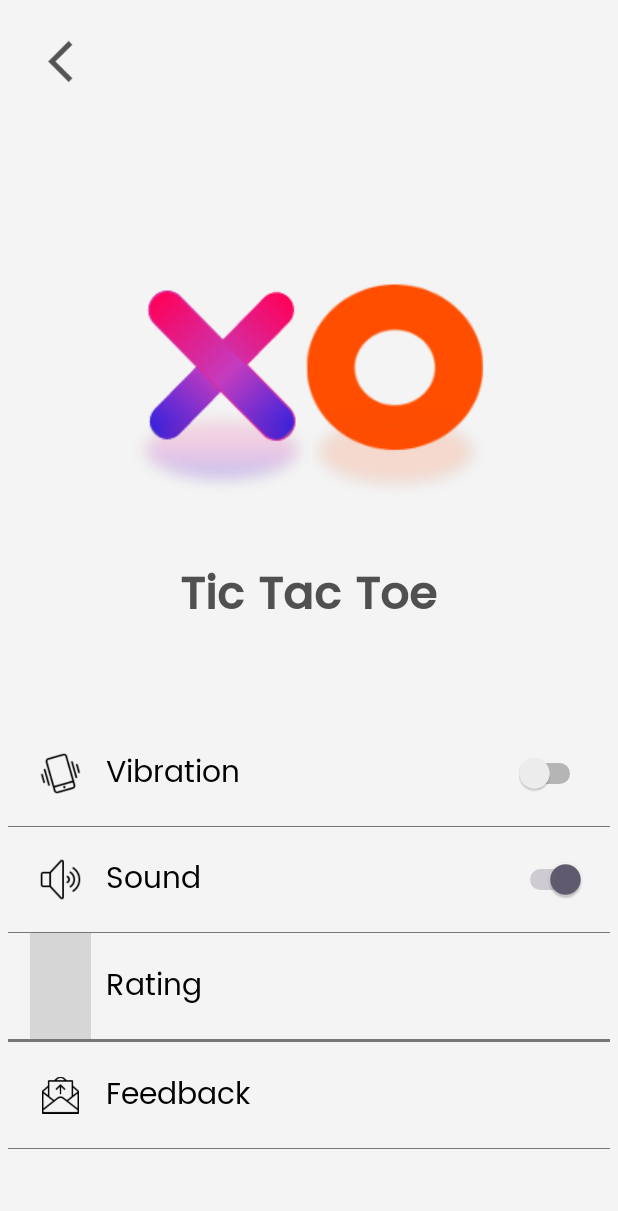
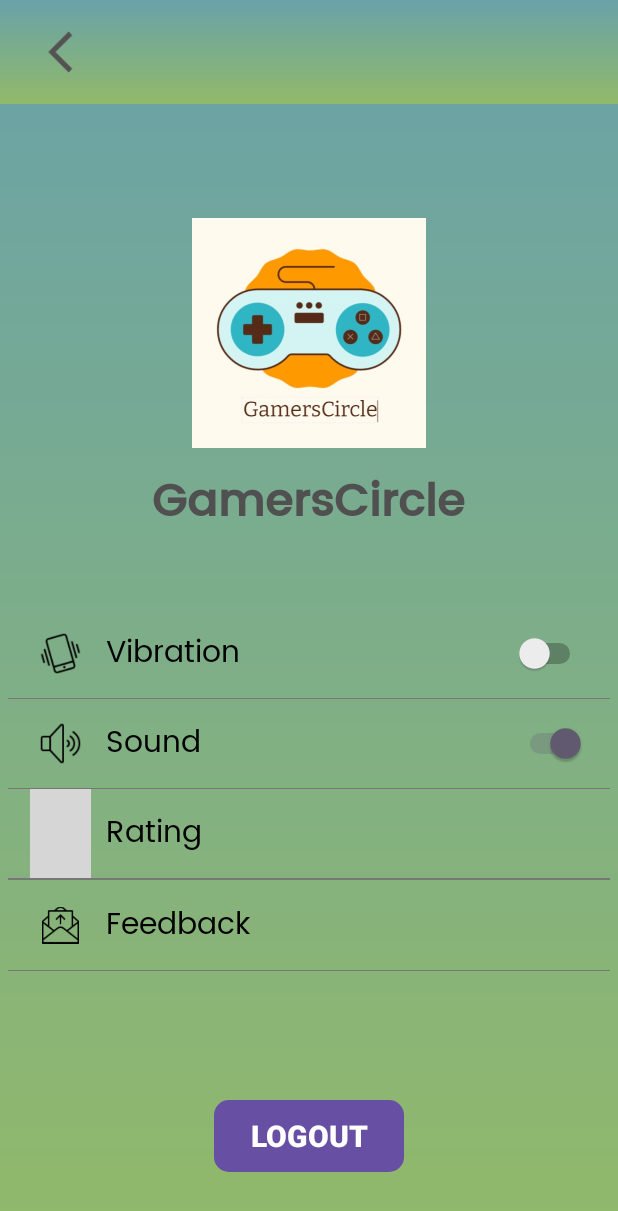
Before and after one commit to Anamika024/GamersCircle, an Android app: the SettingsActivity screen opened directly, with no data from a screen before it, on a phone screen of 412 x 824 dp. Shown: the top 1211 px of the screen. Run offline under Robolectric (Android 15) with nearby library versions, the phone set to English and light mode, and no system bars; our stand-ins replace Firebase (no records; nobody signed in at launch, a user with empty details on screens opened directly); grey boxes are pictures that could not be loaded.

Commit message:
added logout and settings screen

```diff
--- a/GamesKraftChhalaang/app/src/main/AndroidManifest.xml
+++ b/GamesKraftChhalaang/app/src/main/AndroidManifest.xml
@@ -10,7 +10,7 @@
         android:fullBackupContent="@xml/backup_rules"
         android:icon="@mipmap/ic_launcher"
         android:label="@string/app_name"
-        android:roundIcon="@mipmap/ic_launcher_round"
+        android:roundIcon="@drawable/game_circle_logo"
         android:supportsRtl="true"
         android:theme="@style/Theme.LoginRegAuth"
         tools:targetApi="31">
--- a/GamesKraftChhalaang/app/src/main/java/com/godspeed/gameschhalaang/game/B.java
+++ /dev/null
@@ -1,4 +0,0 @@
-package com.godspeed.gameschhalaang.game;
-
-public class B {
-}
--- a/GamesKraftChhalaang/app/src/main/java/com/godspeed/gameschhalaang/game/activities/SettingsActivity.java
+++ b/GamesKraftChhalaang/app/src/main/java/com/godspeed/gameschhalaang/game/activities/SettingsActivity.java
@@ -7,10 +7,14 @@ import android.os.Bundle;
 import android.view.View;
 import android.view.Window;
 import android.view.WindowManager;
+import android.widget.Button;
 import android.widget.CompoundButton;
 import android.widget.ImageView;
 import android.widget.LinearLayout;
 import android.widget.Switch;
+
+import com.godspeed.gameschhalaang.login.LoginActivity;
+import com.godspeed.gameschhalaang.login.LogoutActivity;
 import com.godspeed.gameskraftchhalaang.R;
 import androidx.appcompat.app.AppCompatActivity;
 
@@ -18,6 +22,8 @@ import com.google.android.play.core.review.ReviewInfo;
 import com.google.android.play.core.review.ReviewManager;
 import com.google.android.play.core.review.ReviewManagerFactory;
 import com.google.android.play.core.tasks.Task;
+import com.google.firebase.auth.FirebaseAuth;
+import com.google.firebase.auth.FirebaseUser;
 
 
 public class SettingsActivity extends AppCompatActivity {
@@ -29,6 +35,10 @@ public class SettingsActivity extends AppCompatActivity {
 
     private ImageView backBtn;
 
+    private Button logoutButton;
+    private FirebaseAuth mAuth;
+    private FirebaseUser user;
+
     @Override
     protected void onCreate(Bundle savedInstanceState) {
         super.onCreate(savedInstanceState);
@@ -38,7 +48,11 @@ public class SettingsActivity extends AppCompatActivity {
         this.getWindow().setFlags(WindowManager.LayoutParams.FLAG_FULLSCREEN,
                 WindowManager.LayoutParams.FLAG_FULLSCREEN); //enable full screen
         setContentView(R.layout.activity_settings);
-
+        logoutButton = findViewById(R.id.btn_logout);
+        mAuth = FirebaseAuth.getInstance();
+        user = mAuth.getCurrentUser();
+        String retrieveLoggedInUserEmail;
+        retrieveLoggedInUserEmail = user.getEmail().toString();
 
          vibrationSwitch = (Switch)  findViewById(R.id.vibration_switch);
          soundSwitch = (Switch)  findViewById(R.id.sound_switch);
@@ -104,6 +118,19 @@ public class SettingsActivity extends AppCompatActivity {
             @Override
             public void onClick(View v) {
                 onBackPressed();
+            }
+        });
+
+        logoutButton.setOnClickListener(new View.OnClickListener() {
+            @Override
+            public void onClick(View v) {
+
+                // sign out from loggedIn account
+                mAuth.signOut();
+
+                // again it should navigate the user to the login screen
+                Intent intent = new Intent(SettingsActivity.this, LoginActivity.class);
+                startActivity(intent);
             }
         });
 
--- a/GamesKraftChhalaang/app/src/main/res/layout/activity_settings.xml
+++ b/GamesKraftChhalaang/app/src/main/res/layout/activity_settings.xml
@@ -6,15 +6,15 @@
     android:layout_height="match_parent"
     android:orientation="vertical"
     android:weightSum="10"
-    android:background="#F4F4F4"
-    tools:context=".SettingsActivity">
+    android:background="@drawable/appthemegredient"
+    tools:context="com.godspeed.gameschhalaang.game.activities.SettingsActivity">
 
 
     <LinearLayout
         android:layout_width="match_parent"
         android:layout_height="0dp"
         android:layout_weight="1"
-        android:background="#F4F4F4"
+        android:background="@drawable/appthemegredient"
         android:orientation="horizontal">
 
         <View
@@ -33,7 +33,8 @@
         <View
             android:layout_width="0dp"
             android:layout_height="match_parent"
-            android:layout_weight="8.5"></View>
+            android:layout_weight="8.5"
+            android:background="@drawable/appthemegredient"></View>
     </LinearLayout>
 
     <View
@@ -47,7 +48,7 @@
         android:layout_height="0dp"
         android:layout_weight="2.2"
         android:layout_gravity="center"
-        android:src="@drawable/splash_src"></ImageView>
+        android:src="@drawable/game_circle_logo"></ImageView>
 
 
 
@@ -56,7 +57,7 @@
         android:autoSizeMinTextSize="22dp"
         android:layout_height="0dp"
         android:layout_weight="1.05"
-        android:text="Tic Tac Toe"
+        android:text="GamersCircle"
         android:layout_gravity="center"
         android:gravity="center"
         android:textStyle="bold"
@@ -321,8 +322,17 @@
 
         android:layout_weight="0.65"></View>
 
-
-
+    <Button
+        android:id="@+id/btn_logout"
+        android:layout_width="wrap_content"
+        android:layout_height="wrap_content"
+        android:background="@drawable/button_round_corner"
+        android:text="LOGOUT"
+        android:textStyle="bold"
+        android:textSize="20dp"
+        android:layout_gravity="center"
+        android:layout_marginTop="40dp"
+        android:layout_marginBottom="40dp"/>
 
 
 </LinearLayout>
--- a/GamesKraftChhalaang/app/src/main/res/values/strings.xml
+++ b/GamesKraftChhalaang/app/src/main/res/values/strings.xml
@@ -1,3 +1,3 @@
 <resources>
-    <string name="app_name">LoginRegAuth</string>
+    <string name="app_name"> GamersCircle </string>
 </resources>
```
Also changed, not shown: GamesKraftChhalaang/app/src/main/java/com/godspeed/gameschhalaang/dashboard/DashboardActivity.java (+12 -1 lines), GamesKraftChhalaang/app/src/main/res/layout/activity_login.xml (+3 -4 lines), GamesKraftChhalaang/app/src/main/res/layout/community_dashboard.xml (added, +39 -0 lines), GamesKraftChhalaang/app/src/main/res/layout/dashboard.xml (+51 -2 lines), GamesKraftChhalaang/app/src/main/res/drawable/game_circle_logo.jpeg (added), GamesKraftChhalaang/app/src/main/res/drawable/settings_logo.jpeg (added).
